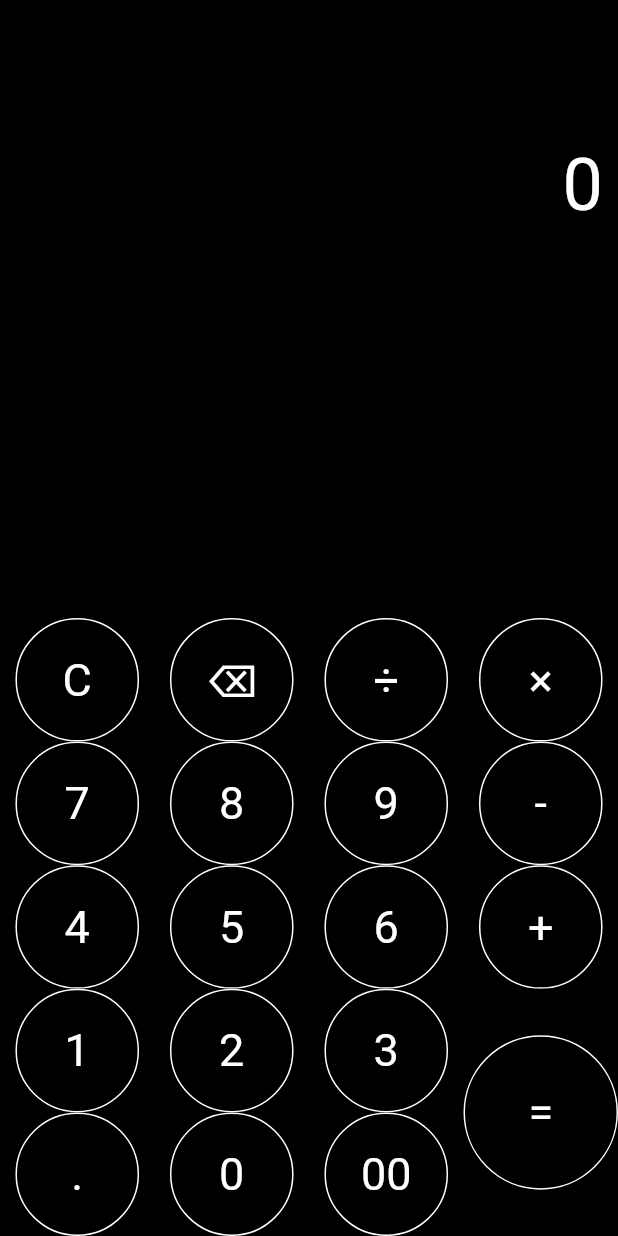
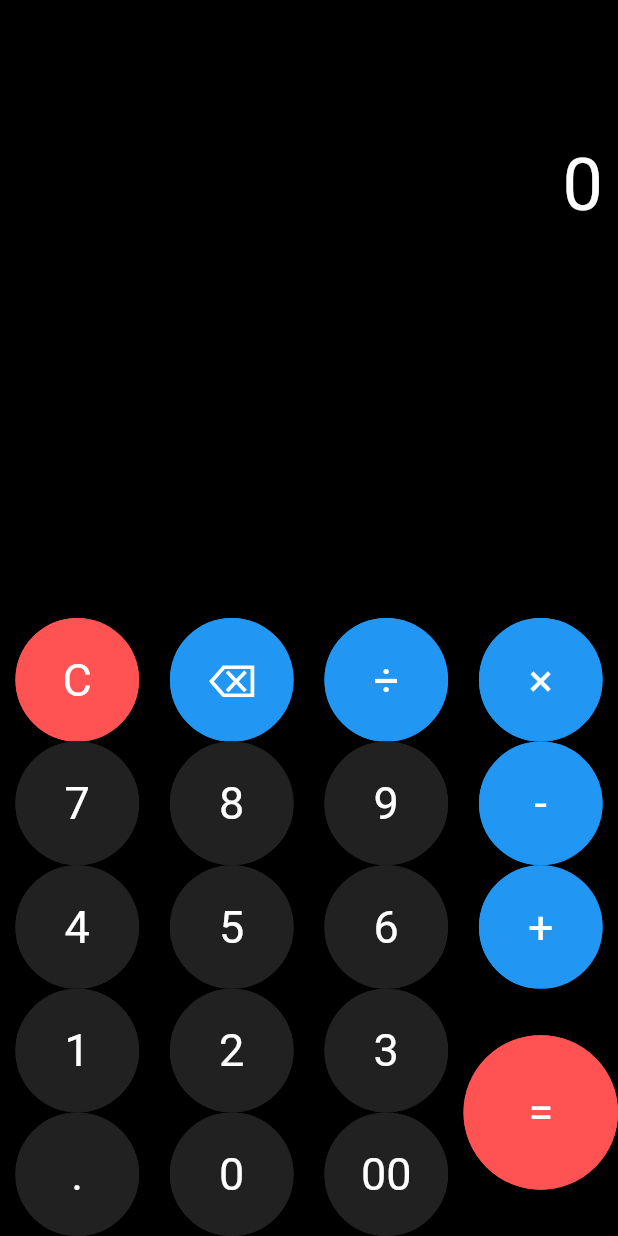
Before and after one commit to rishab2890/flutter_calculator, a Flutter app: the screen it shows after launch, on a phone screen of 412 x 824 dp. Run offline on Flutter 3.47's test engine with Material 2 defaults, Android fonts, the phone set to English and light mode, and no system bars; our stand-ins replace math_expressions.

Commit message:
improved ui

```diff
--- a/lib/main.dart
+++ b/lib/main.dart
@@ -82,9 +82,10 @@ class _SimpleCalculatorState extends State<SimpleCalculator> {
       height: MediaQuery.of(context).size.height * 0.1 * buttonHeight,
       color: Colors.black,
       child: RawMaterialButton(
+          fillColor: buttonColor,
           shape: CircleBorder(
               side: BorderSide(
-                  color: Colors.white, width: 1, style: BorderStyle.solid)),
+                  color: buttonColor, width: 1, style: BorderStyle.solid)),
           padding: EdgeInsets.all(16.0),
           onPressed: () => buttonPressed(buttonText),
           child: Text(
@@ -138,24 +139,24 @@ class _SimpleCalculatorState extends State<SimpleCalculator> {
                       buildButton("÷", 1, Colors.blue),
                     ]),
                     TableRow(children: [
-                      buildButton("7", 1, Colors.black54),
-                      buildButton("8", 1, Colors.black54),
-                      buildButton("9", 1, Colors.black54),
+                      buildButton("7", 1, Colors.grey[900]),
+                      buildButton("8", 1, Colors.grey[900]),
+                      buildButton("9", 1, Colors.grey[900]),
                     ]),
                     TableRow(children: [
-                      buildButton("4", 1, Colors.black54),
-                      buildButton("5", 1, Colors.black54),
-                      buildButton("6", 1, Colors.black54),
+                      buildButton("4", 1, Colors.grey[900]),
+                      buildButton("5", 1, Colors.grey[900]),
+                      buildButton("6", 1, Colors.grey[900]),
                     ]),
                     TableRow(children: [
-                      buildButton("1", 1, Colors.black54),
-                      buildButton("2", 1, Colors.black54),
-                      buildButton("3", 1, Colors.black54),
+                      buildButton("1", 1, Colors.grey[900]),
+                      buildButton("2", 1, Colors.grey[900]),
+                      buildButton("3", 1, Colors.grey[900]),
                     ]),
                     TableRow(children: [
-                      buildButton(".", 1, Colors.black54),
-                      buildButton("0", 1, Colors.black54),
-                      buildButton("00", 1, Colors.black54),
+                      buildButton(".", 1, Colors.grey[900]),
+                      buildButton("0", 1, Colors.grey[900]),
+                      buildButton("00", 1, Colors.grey[900]),
                     ]),
                   ],
                 ),
```
